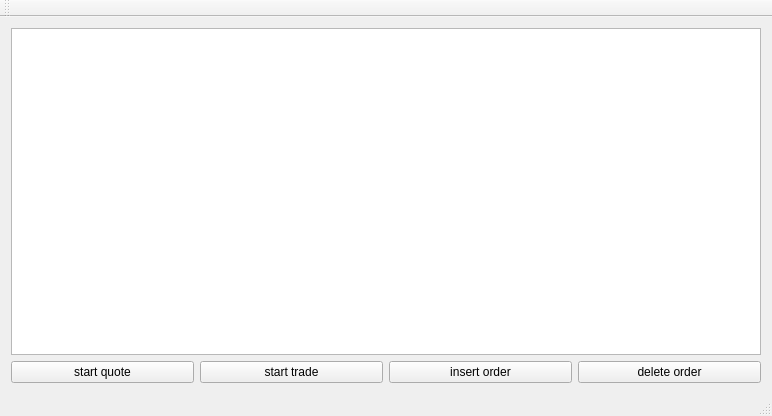
Old version of the form mainwindow.ui in the repository wdy0401/only_qt_ctp.
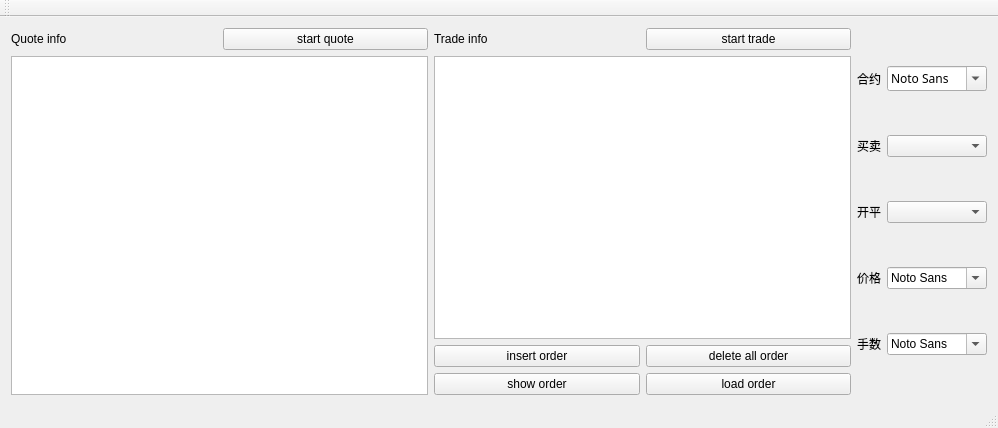
New version of the form.

Commit message: 自由发单界面实现

```diff
--- a/mainwindow.ui
+++ b/mainwindow.ui
@@ -6,50 +6,277 @@
    <rect>
     <x>0</x>
     <y>0</y>
-    <width>772</width>
-    <height>416</height>
+    <width>998</width>
+    <height>428</height>
    </rect>
   </property>
   <property name="windowTitle">
    <string>CTP_QUOTE_DISPLAY</string>
   </property>
   <widget class="QWidget" name="centralWidget">
-   <layout class="QVBoxLayout" name="verticalLayout">
+   <layout class="QHBoxLayout" name="horizontalLayout_10">
     <item>
-     <widget class="QTextBrowser" name="textBrowser"/>
+     <layout class="QVBoxLayout" name="verticalLayout_3">
+      <item>
+       <layout class="QHBoxLayout" name="horizontalLayout_4">
+        <item>
+         <layout class="QVBoxLayout" name="verticalLayout">
+          <item>
+           <layout class="QHBoxLayout" name="horizontalLayout_2">
+            <item>
+             <widget class="QLabel" name="label">
+              <property name="text">
+               <string>Quote info</string>
+              </property>
+             </widget>
+            </item>
+            <item>
+             <widget class="QPushButton" name="pushButton">
+              <property name="text">
+               <string>start quote</string>
+              </property>
+             </widget>
+            </item>
+           </layout>
+          </item>
+          <item>
+           <widget class="QTextBrowser" name="textBrowser"/>
+          </item>
+         </layout>
+        </item>
+        <item>
+         <layout class="QVBoxLayout" name="verticalLayout_2">
+          <item>
+           <layout class="QHBoxLayout" name="horizontalLayout_3">
+            <item>
+             <widget class="QLabel" name="label_2">
+              <property name="text">
+               <string>Trade info</string>
+              </property>
+             </widget>
+            </item>
+            <item>
+             <widget class="QPushButton" name="pushButton_2">
+              <property name="text">
+               <string>start trade</string>
+              </property>
+             </widget>
+            </item>
+           </layout>
+          </item>
+          <item>
+           <widget class="QTextBrowser" name="textBrowser_2"/>
+          </item>
+          <item>
+           <layout class="QGridLayout" name="gridLayout">
+            <item row="0" column="0">
+             <widget class="QPushButton" name="pushButton_3">
+              <property name="text">
+               <string>insert order</string>
+              </property>
+             </widget>
+            </item>
+            <item row="0" column="1">
+             <widget class="QPushButton" name="pushButton_4">
+              <property name="text">
+               <string>delete all order</string>
+              </property>
+             </widget>
+            </item>
+            <item row="1" column="0">
+             <widget class="QPushButton" name="pushButton_5">
+              <property name="text">
+               <string>show order</string>
+              </property>
+             </widget>
+            </item>
+            <item row="1" column="1">
+             <widget class="QPushButton" name="pushButton_6">
+              <property name="text">
+               <string>load order</string>
+              </property>
+             </widget>
+            </item>
+           </layout>
+          </item>
+         </layout>
+        </item>
+       </layout>
+      </item>
+      <item>
+       <layout class="QHBoxLayout" name="horizontalLayout"/>
+      </item>
+     </layout>
     </item>
     <item>
-     <layout class="QHBoxLayout" name="horizontalLayout"/>
-    </item>
-    <item>
-     <layout class="QHBoxLayout" name="horizontalLayout_2">
+     <layout class="QVBoxLayout" name="verticalLayout_4">
       <item>
-       <widget class="QPushButton" name="pushButton">
-        <property name="text">
-         <string>start quote</string>
-        </property>
-       </widget>
+       <layout class="QHBoxLayout" name="horizontalLayout_5">
+        <item>
+         <widget class="QLabel" name="label_3">
+          <property name="text">
+           <string>合约</string>
+          </property>
+         </widget>
+        </item>
+        <item>
+         <widget class="QFontComboBox" name="fontComboBox">
+          <property name="minimumSize">
+           <size>
+            <width>100</width>
+            <height>0</height>
+           </size>
+          </property>
+          <property name="maximumSize">
+           <size>
+            <width>100</width>
+            <height>16777215</height>
+           </size>
+          </property>
+          <property name="font">
+           <font>
+            <family>微软雅黑</family>
+            <pointsize>9</pointsize>
+           </font>
+          </property>
+          <property name="contextMenuPolicy">
+           <enum>Qt::DefaultContextMenu</enum>
+          </property>
+          <property name="iconSize">
+           <size>
+            <width>0</width>
+            <height>0</height>
+           </size>
+          </property>
+          <property name="currentFont">
+           <font>
+            <family>微软雅黑</family>
+            <pointsize>9</pointsize>
+            <stylestrategy>NoAntialias</stylestrategy>
+            <kerning>false</kerning>
+           </font>
+          </property>
+         </widget>
+        </item>
+       </layout>
       </item>
       <item>
-       <widget class="QPushButton" name="pushButton_2">
-        <property name="text">
-         <string>start trade</string>
-        </property>
-       </widget>
+       <layout class="QHBoxLayout" name="horizontalLayout_6">
+        <item>
+         <widget class="QLabel" name="label_4">
+          <property name="text">
+           <string>买卖</string>
+          </property>
+         </widget>
+        </item>
+        <item>
+         <widget class="QComboBox" name="comboBox">
+          <property name="minimumSize">
+           <size>
+            <width>100</width>
+            <height>0</height>
+           </size>
+          </property>
+          <property name="maximumSize">
+           <size>
+            <width>100</width>
+            <height>16777215</height>
+           </size>
+          </property>
+         </widget>
+        </item>
+       </layout>
       </item>
       <item>
-       <widget class="QPushButton" name="pushButton_3">
-        <property name="text">
-         <string>insert order</string>
-        </property>
-       </widget>
+       <layout class="QHBoxLayout" name="horizontalLayout_7">
+        <item>
+         <widget class="QLabel" name="label_5">
+          <property name="text">
+           <string>开平</string>
+          </property>
+         </widget>
+        </item>
+        <item>
+         <widget class="QComboBox" name="comboBox_2">
+          <property name="minimumSize">
+           <size>
+            <width>100</width>
+            <height>0</height>
+           </size>
+          </property>
+          <property name="maximumSize">
+           <size>
+            <width>100</width>
+            <height>16777215</height>
+           </size>
+          </property>
+         </widget>
+        </item>
+       </layout>
       </item>
       <item>
-       <widget class="QPushButton" name="pushButton_4">
-        <property name="text">
-         <string>delete order</string>
-        </property>
-       </widget>
+       <layout class="QHBoxLayout" name="horizontalLayout_8">
+        <item>
+         <widget class="QLabel" name="label_6">
+          <property name="text">
+           <string>价格</string>
+          </property>
+         </widget>
+        </item>
+        <item>
+         <widget class="QFontComboBox" name="fontComboBox_2">
+          <property name="minimumSize">
+           <size>
+            <width>100</width>
+            <height>0</height>
+           </size>
+          </property>
+          <property name="maximumSize">
+           <size>
+            <width>100</width>
+            <height>16777215</height>
+           </size>
+          </property>
+          <property name="currentFont">
+           <font>
+            <family>微软雅黑</family>
+           </font>
+          </property>
+         </widget>
+        </item>
+       </layout>
+      </item>
+      <item>
+       <layout class="QHBoxLayout" name="horizontalLayout_9">
+        <item>
+         <widget class="QLabel" name="label_7">
+          <property name="text">
+           <string>手数</string>
+          </property>
+         </widget>
+        </item>
+        <item>
+         <widget class="QFontComboBox" name="fontComboBox_3">
+          <property name="minimumSize">
+           <size>
+            <width>100</width>
+            <height>0</height>
+           </size>
+          </property>
+          <property name="maximumSize">
+           <size>
+            <width>100</width>
+            <height>16777215</height>
+           </size>
+          </property>
+          <property name="currentFont">
+           <font>
+            <family>微软雅黑</family>
+           </font>
+          </property>
+         </widget>
+        </item>
+       </layout>
       </item>
      </layout>
     </item>
```
Left out of the diff: 2 changed lines with no effect on the pictures. The commit also changes 7 other files.
